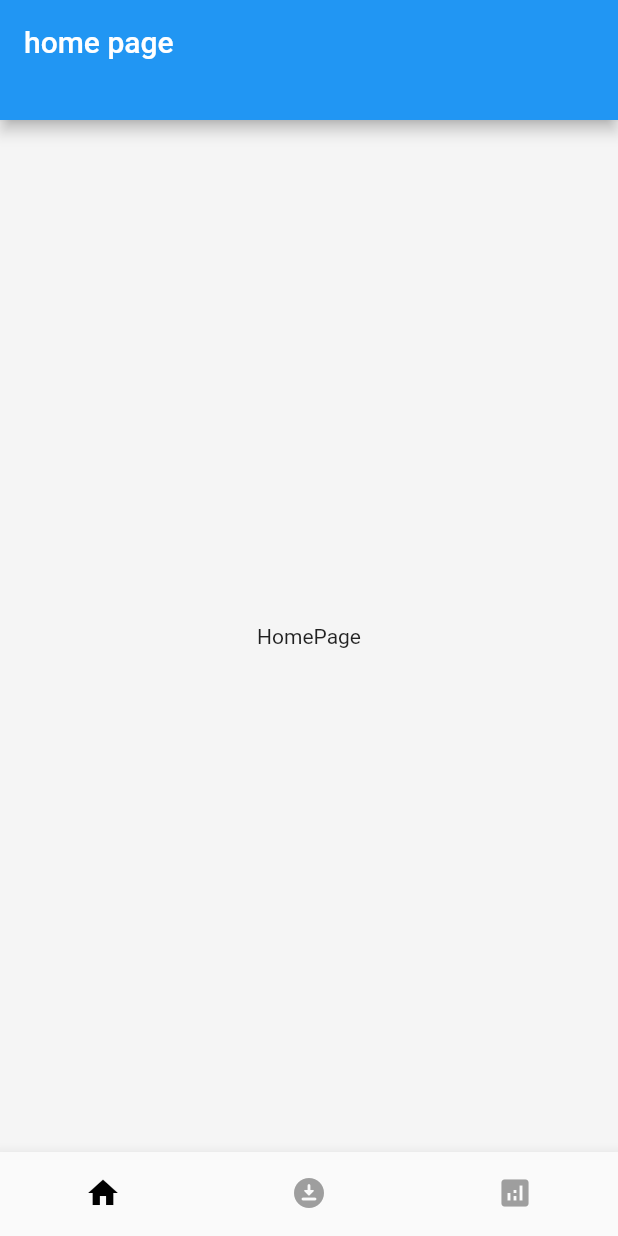
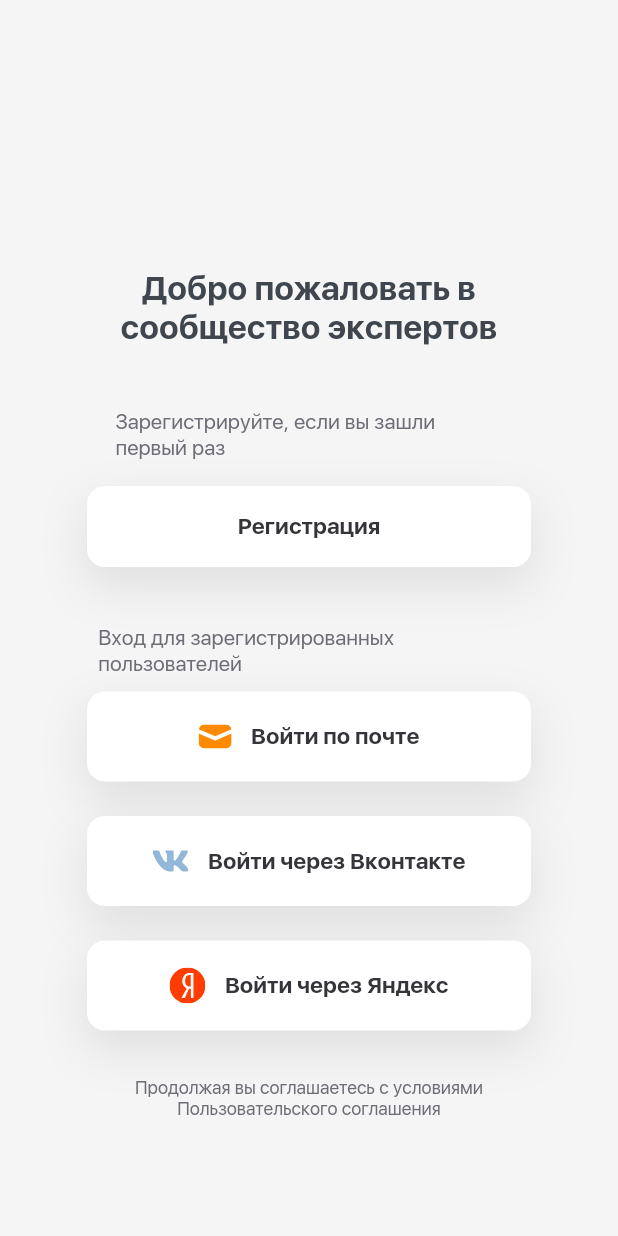
Before and after one commit to alfateamkz/globus_mobileapp, a Flutter app: the screen it shows after launch, on a phone screen of 412 x 824 dp. Run offline on Flutter 3.47's test engine with Material 2 defaults, Android fonts, the phone set to English and light mode, and no system bars; our stand-ins replace bloc, dio, equatable, flutter_bloc, flutter_svg, get_it and 2 more; missing offline and left inert: shared_preferences_web; generated files the repository leaves out were written again; project files that could hold a hidden picture were left out.

Commit message:
done ui auth pages

```diff
--- a/lib/main.dart
+++ b/lib/main.dart
@@ -39,9 +39,9 @@
           title: kMaterialAppTitle,
           // navigatorKey: navigatorKey,
           onGenerateRoute: AppRoutes.onGenerateRoutes,
-          initialRoute: '/',
+          initialRoute: '/auth',
           onUnknownRoute: AppRoutes.onUnkownRoute,
-          theme: AppTheme.tmtrade,
+          theme: AppTheme.appTheme,
           builder: (BuildContext context, Widget? child) {
             final textScaleFactor =
                 MediaQuery.of(context).textScaleFactor.clamp(1.0, 1.1);
--- a/lib/src/config/routes/app_routes.dart
+++ b/lib/src/config/routes/app_routes.dart
@@ -1,4 +1,6 @@
+import 'package:alfateam/src/presentation/views/auth_page.dart';
 import 'package:alfateam/src/presentation/views/navigation_page.dart';
+import 'package:alfateam/src/presentation/widgets/auth_page/register_page.dart';
 import 'package:flutter/material.dart';
 
 class AppRoutes {
@@ -6,6 +8,10 @@
     switch (settings.name) {
       case '/':
         return _materialRoute(const NavigationPage());
+      case '/auth':
+        return _materialRoute(const AuthPage());
+      case '/register':
+        return _materialRoute(const RegisterPage());
       default:
         return _materialRoute(const NavigationPage());
     }
--- a/lib/src/config/themes/app_themes.dart
+++ b/lib/src/config/themes/app_themes.dart
@@ -1,14 +1,14 @@
+import 'package:alfateam/src/core/utils/app_colors.dart';
 import 'package:flutter/material.dart';
 
 class AppTheme {
-  static ThemeData get tmtrade {
+  static ThemeData get appTheme {
     return ThemeData(
-        fontFamily: 'Roboto',
-        scaffoldBackgroundColor: Colors.white,
+        fontFamily: 'SFUIDisplay',
+        scaffoldBackgroundColor: AppColors.bodyBg,
         appBarTheme: const AppBarTheme(
-            // foregroundColor: AppColors.,
-            // backgroundColor: AppColors.
-            ),
+            foregroundColor: Colors.white,
+            backgroundColor: AppColors.mainOrange),
         bottomNavigationBarTheme: const BottomNavigationBarThemeData(
             selectedItemColor: Colors.black,
             unselectedItemColor: Colors.grey,
--- a/lib/src/core/utils/app_colors.dart
+++ b/lib/src/core/utils/app_colors.dart
@@ -1,17 +1,10 @@
 import 'package:flutter/material.dart';
 
 abstract class AppColors {
-  static const mainYellow = Color(0xFFFDD001);
   static const bodyBg = Color(0xFFF5F5F5);
-  static const navbarInActive = Color(0xFFDAD7E0);
-  static const mainBlue = Color(0xFF202C58);
-  static const textGrey = Color(0xFF8A8D9F);
-  static const whiteOpacity = Color.fromARGB(75, 255, 255, 255);
-  static const inputProfileColor = Color.fromRGBO(244, 245, 247, 1);
-  static const inputAuthColor = Color.fromRGBO(244, 245, 247, 1);
-  static const buttonGrey = Color.fromARGB(31, 32, 44, 88);
-  static const postIconColor = Color.fromRGBO(170, 178, 183, 1);
-  static const postTextColor = Color.fromRGBO(23, 31, 36, 1);
-  static const postBg = Color.fromRGBO(250, 250, 250, 1);
-  static const textBlack = Color.fromRGBO(36, 42, 55, 1);
+  static const mainOrange = Color(0xFFF98E04);
+  static const mainBlack = Color(0xFF3F464D);
+  static const mainGrey = Color(0xFFB2B2B2);
+  static const textGrey = Color(0xFF6D6D77);
+  static const textBlack = Color(0xFF34343A);
 }
--- a/lib/src/core/utils/app_images.dart
+++ b/lib/src/core/utils/app_images.dart
@@ -2,4 +2,35 @@
   AppImages._();
 
   // static const String imageName =
+  static const String achievement = 'assets/svg/achievement.svg';
+  static const String alert = 'assets/svg/alert.svg';
+  static const String attach = 'assets/svg/attach.svg';
+  static const String back = 'assets/svg/back.svg';
+  static const String blankSearch= 'assets/svg/blank_search.svg';
+  static const String blank= 'assets/svg/blank.svg';
+  static const String circlePlus= 'assets/svg/circle_plus.svg';
+  static const String comment = 'assets/svg/comment.svg';
+  static const String cristal = 'assets/svg/cristal.svg';
+  static const String dislike = 'assets/svg/dislike.svg';
+  static const String doneIcon= 'assets/svg/done_icon.svg';
+  static const String dots= 'assets/svg/dots.svg';
+  static const String exit = 'assets/svg/exit.svg';
+  static const String file = 'assets/svg/file.svg';
+  static const String likeHeart= 'assets/svg/like_heart.svg';
+  static const String like= 'assets/svg/like.svg';
+  static const String lock= 'assets/svg/lock.svg';
+  static const String mail= 'assets/svg/mail.svg';
+  static const String message= 'assets/svg/message.svg';
+  static const String money= 'assets/svg/money.svg';
+  static const String navbarHome= 'assets/svg/navbar_home.svg';
+  static const String navbarChat= 'assets/svg/navbar_chat.svg';
+  static const String navbarAlert= 'assets/svg/navbar_alert.svg';
+  static const String navbarUser= 'assets/svg/navbar_user.svg';
+  static const String phone = 'assets/svg/phone.svg';
+  static const String send= 'assets/svg/send.svg';
+  static const String speaker= 'assets/svg/speaker.svg';
+  static const String starCircle= 'assets/svg/star_circle.svg';
+  static const String starGreen= 'assets/svg/star_green.svg';
+  static const String vk= 'assets/svg/vk.svg';
+  static const String yandex= 'assets/svg/yandex.svg';
 }
--- a/lib/src/core/utils/app_styles.dart
+++ b/lib/src/core/utils/app_styles.dart
@@ -3,12 +3,12 @@
 
 abstract class CompanyPageStyle {
   static const companyButtonTextStyle = TextStyle(
-      color: AppColors.mainBlue, fontSize: 18, fontWeight: FontWeight.w600);
+      color: AppColors.mainBlack, fontSize: 18, fontWeight: FontWeight.w600);
 }
 
 abstract class SettingPageStyle {
   static const changeLangTextStyle = TextStyle(
-      color: AppColors.mainBlue, fontSize: 16, fontWeight: FontWeight.w700);
+      color: AppColors.mainBlack, fontSize: 16, fontWeight: FontWeight.w700);
 }
 
 class MyCustomScrollBehavior extends MaterialScrollBehavior {
--- /dev/null
+++ b/lib/src/core/utils/app_text.dart
@@ -0,0 +1,29 @@
+class AppText {
+  AppText._();
+
+  // AUTH SCREEN
+  static const String authWelcome = 'Добро пожаловать в сообщество экспертов';
+  static const String authRegisterTitle =
+      'Зарегистрируйте, если вы зашли первый раз';
+  static const String authRegister = 'Регистрация';
+  static const String authFromTitle =
+      'Вход для зарегистрированных пользователей';
+  static const String authFromMail = 'Войти по почте';
+  static const String authFromVk = 'Войти через Вконтакте';
+  static const String authFromYa = 'Войти через Яндекс';
+  static const String authPolicyTitle =
+      'Продолжая вы соглашаетесь с условиями Пользовательского соглашения';
+
+
+
+
+  // REGISTER SCREEN
+  static const String email  = 'Email*';
+  static const String phone = 'Телефон*';
+  static const String  password = 'Пароль*';
+  static const String rePassword = 'Повтор пароля*';
+  static const String next = 'Дальше';
+  static const String youHaveAcc = 'У вас уже есть аккаунт?';
+  static const String signIn = 'Войдите';
+
+}
--- /dev/null
+++ b/lib/src/presentation/views/auth_page.dart
@@ -0,0 +1,13 @@
+import 'package:alfateam/src/presentation/widgets/auth_page/auth_page_widget.dart';
+import 'package:flutter/material.dart';
+
+class AuthPage extends StatelessWidget {
+  const AuthPage({super.key});
+
+  @override
+  Widget build(BuildContext context) {
+    return const Scaffold(
+      body: AuthPageWidget(),
+    );
+  }
+}
--- /dev/null
+++ b/lib/src/presentation/widgets/auth_page/auth_page_widget.dart
@@ -0,0 +1,117 @@
+import 'package:alfateam/src/core/utils/app_colors.dart';
+import 'package:alfateam/src/core/utils/app_images.dart';
+import 'package:alfateam/src/core/utils/app_text.dart';
+import 'package:alfateam/src/presentation/widgets/auth_page/widgets/auth_page_button_widget.dart';
+import 'package:flutter/material.dart';
+
+class AuthPageWidget extends StatelessWidget {
+  const AuthPageWidget({super.key});
+
+  @override
+  Widget build(BuildContext context) {
+    return Column(
+      children: [
+        const SizedBox(
+          height: 179,
+        ),
+        const Align(
+          alignment: Alignment.center,
+          child: SizedBox(
+            width: 280,
+            height: 52,
+            child: Text(
+              AppText.authWelcome,
+              textAlign: TextAlign.center,
+              style: TextStyle(
+                fontSize: 22,
+                fontWeight: FontWeight.w700,
+                color: AppColors.mainBlack,
+              ),
+            ),
+          ),
+        ),
+        const SizedBox(
+          height: 42,
+        ),
+        const Align(
+          alignment: Alignment.center,
+          child: SizedBox(
+              width: 258,
+              height: 34,
+              child: Text(
+                AppText.authRegisterTitle,
+                style: TextStyle(fontSize: 14, color: AppColors.textGrey),
+              )),
+        ),
+        const SizedBox(
+          height: 17,
+        ),
+        AuthPageButtonWidget(
+          onPressed: () {
+            Navigator.pushNamed(context, '/register');
+          },
+          text: AppText.authRegister,
+          height: 54,
+        ),
+        const SizedBox(
+          height: 39,
+        ),
+        const Align(
+          alignment: Alignment.center,
+          child: SizedBox(
+              width: 281,
+              height: 34,
+              child: Text(
+                AppText.authFromTitle,
+                style: TextStyle(fontSize: 14, color: AppColors.textGrey),
+              )),
+        ),
+        const SizedBox(
+          height: 10,
+        ),
+        AuthPageButtonWidget(
+          onPressed: () {
+            Navigator.pushNamedAndRemoveUntil(context, '/', (route) => false);
+          },
+          text: AppText.authFromMail,
+          icon: AppImages.mail,
+        ),
+        const SizedBox(
+          height: 23,
+        ),
+        AuthPageButtonWidget(
+            onPressed: () {
+              Navigator.pushNamedAndRemoveUntil(context, '/', (route) => false);
+            },
+            text: AppText.authFromVk,
+            icon: AppImages.vk),
+        const SizedBox(
+          height: 23,
+        ),
+        AuthPageButtonWidget(
+            onPressed: () {
+              Navigator.pushNamedAndRemoveUntil(context, '/', (route) => false);
+            },
+            text: AppText.authFromYa,
+            icon: AppImages.yandex),
+        const SizedBox(
+          height: 31,
+        ),
+        const Align(
+          alignment: Alignment.center,
+          child: SizedBox(
+              width: 239,
+              height: 32,
+              child: Text(
+                AppText.authPolicyTitle,
+                style: TextStyle(
+                  color: AppColors.textGrey,
+                  fontSize: 12,
+                ),
+                textAlign: TextAlign.center,
+              )),
+        ),
+      ],
+    );
+  }
+}
--- /dev/null
+++ b/lib/src/presentation/widgets/auth_page/widgets/auth_page_button_widget.dart
@@ -0,0 +1,62 @@
+import 'package:alfateam/src/core/utils/app_colors.dart';
+import 'package:alfateam/src/core/utils/app_images.dart';
+import 'package:flutter/material.dart';
+import 'package:flutter/widgets.dart';
+import 'package:flutter_svg/flutter_svg.dart';
+
+class AuthPageButtonWidget extends StatelessWidget {
+  final String text;
+  final String? icon;
+  final double? height;
+  final void Function() onPressed;
+  const AuthPageButtonWidget(
+      {super.key,
+      required this.text,
+      this.icon,
+      this.height,
+      required this.onPressed});
+
+  @override
+  Widget build(BuildContext context) {
+    return Container(
+        width: 296,
+        height: height ?? 60,
+        decoration: BoxDecoration(
+          boxShadow: [
+            BoxShadow(
+              color: AppColors.textBlack.withOpacity(0.12),
+              spreadRadius: 0,
+              blurRadius: 27,
+              offset: const Offset(0, 12),
+            ),
+          ],
+        ),
+        child: ElevatedButton(
+          onPressed: onPressed,
+          style: ElevatedButton.styleFrom(
+              backgroundColor: Colors.white,
+              shape: RoundedRectangleBorder(
+                  borderRadius: BorderRadius.circular(12)),
+              elevation: 0,
+              shadowColor: AppColors.textBlack),
+          child: Row(
+            mainAxisAlignment: MainAxisAlignment.center,
+            children: [
+              if (icon != null) SvgPicture.asset(icon ?? AppImages.back),
+              if (icon != null)
+                const SizedBox(
+                  width: 13,
+                ),
+              Text(
+                text,
+                style: const TextStyle(
+                  color: AppColors.textBlack,
+                  fontWeight: FontWeight.w700,
+                  fontSize: 15,
+                ),
+              ),
+            ],
+          ),
+        ));
+  }
+}
```
Also changed, not shown: lib/src/presentation/widgets/auth_page/register_page.dart (added, +120 -0 lines), lib/src/presentation/widgets/auth_page/widgets/register_page_textfield.dart (added, +34 -0 lines), lib/src/presentation/widgets/components/app_button.dart (added, +73 -0 lines), pubspec.yaml (+3 -7 lines), assets/svg/navbar_alert.svg (added), assets/svg/navbar_chat.svg (added), assets/svg/navbar_home.svg (added), pubspec.lock.
